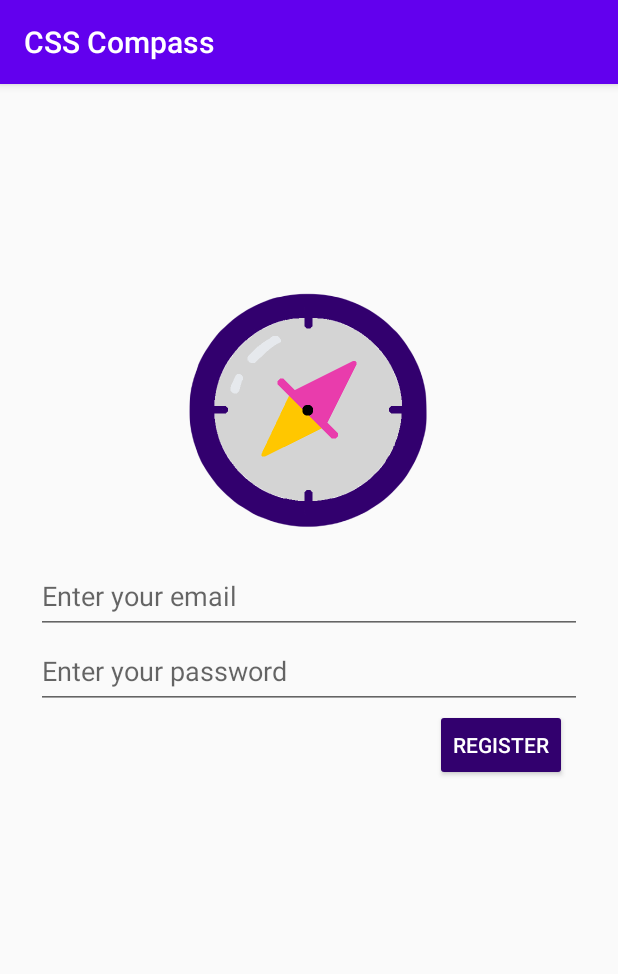
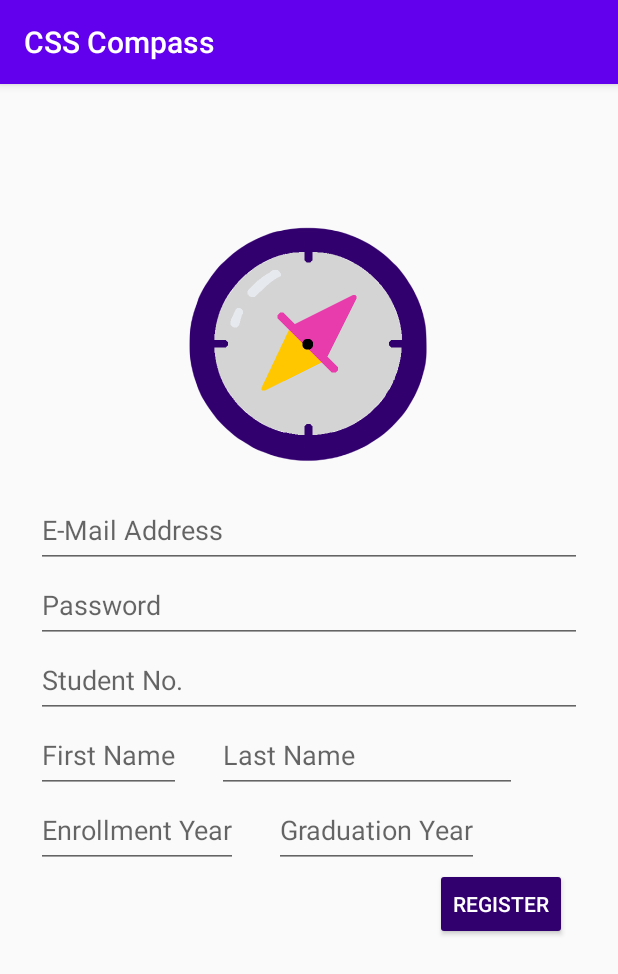
Before and after one commit to jahn-junior/css-compass, an Android app: the RegisterFragment screen opened through its navigation route, on a phone screen of 412 x 824 dp. Shown: the top 974 px of the screen. Run offline under Robolectric (Android 15) with nearby library versions, the light colour scheme and no system bars; our stand-ins replace Volley; Roboto replaces fonts that are not available here.

Commit message:
Expanded register fragment

```diff
--- a/app/src/main/res/layout/fragment_register.xml
+++ b/app/src/main/res/layout/fragment_register.xml
@@ -34,7 +34,7 @@
             android:layout_width="match_parent"
             android:layout_height="50dp"
             android:textColor="@color/husky_purple"
-            android:hint="@string/email_hint"
+            android:hint="@string/email"
             android:inputType="textWebEmailAddress" />
 
         <EditText
@@ -42,8 +42,70 @@
             android:layout_width="match_parent"
             android:layout_height="50dp"
             android:textColor="@color/husky_purple"
-            android:hint="@string/pwd_hint"
+            android:hint="@string/pwd"
             android:inputType="textPassword" />
+
+        <EditText
+            android:id="@+id/student_num_register_box"
+            android:layout_width="match_parent"
+            android:layout_height="50dp"
+            android:textColor="@color/husky_purple"
+            android:hint="@string/student_num"
+            android:inputType="text" />
+
+        <LinearLayout
+            android:layout_width="match_parent"
+            android:layout_height="match_parent"
+            android:orientation="horizontal">
+
+            <EditText
+                android:id="@+id/fname_register_box"
+                android:layout_width="wrap_content"
+                android:layout_height="50dp"
+                android:hint="@string/first_name"
+                android:inputType="text"
+                android:textColor="@color/husky_purple" />
+
+            <Space
+                android:layout_width="24dp"
+                android:layout_height="match_parent" />
+
+            <EditText
+                android:id="@+id/lname_register_box"
+                android:layout_width="200dp"
+                android:layout_height="50dp"
+                android:hint="@string/last_name"
+                android:inputType="text"
+                android:textColor="@color/husky_purple" />
+
+        </LinearLayout>
+
+        <LinearLayout
+            android:layout_width="match_parent"
+            android:layout_height="match_parent"
+            android:orientation="horizontal">
+
+            <EditText
+                android:id="@+id/enroll_year_register_box"
+                android:layout_width="wrap_content"
+                android:layout_height="50dp"
+                android:hint="@string/enroll_year"
+                android:inputType="text"
+                android:textColor="@color/husky_purple" />
+
+            <Space
+                android:layout_width="24dp"
+                android:layout_height="match_parent" />
+
+            <EditText
+                android:id="@+id/grad_year_register_box"
+                android:layout_width="wrap_content"
+                android:layout_height="50dp"
+                android:hint="@string/grad_year"
+                android:inputType="text"
+                android:textColor="@color/husky_purple" />
+
+        </LinearLayout>
 
         <LinearLayout
             android:layout_width="match_parent"
--- a/app/src/main/res/values/strings.xml
+++ b/app/src/main/res/values/strings.xml
@@ -22,9 +22,7 @@
     </string>
     <string name="learn_more">Learn More</string>
 
-    <!-- Register fragment text -->
-    <string name="email_hint">Enter your email</string>
-    <string name="pwd_hint">Enter your password</string>
+    <string name="pwd">Password</string>
     <string name="register_text">REGISTER</string>
 
     <!-- Login fragment text -->
```
